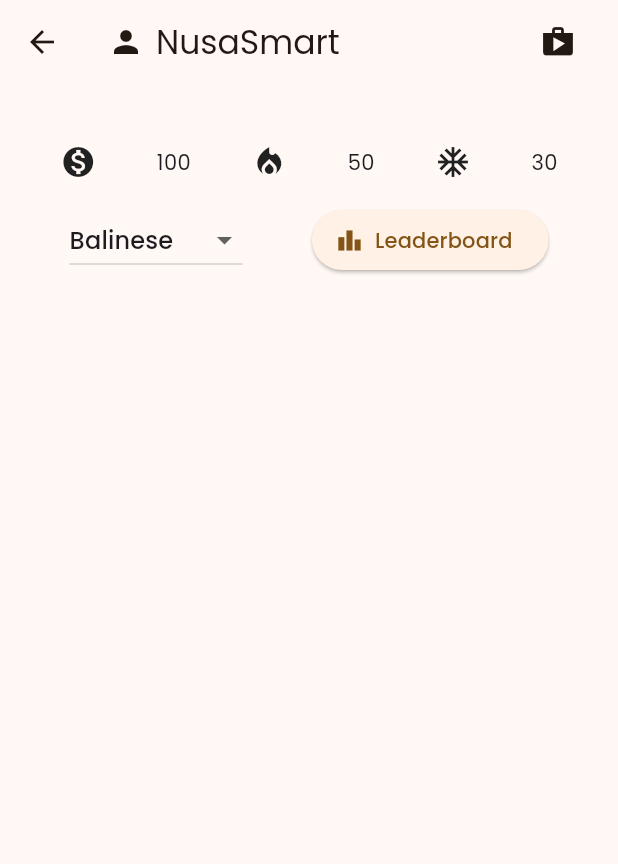
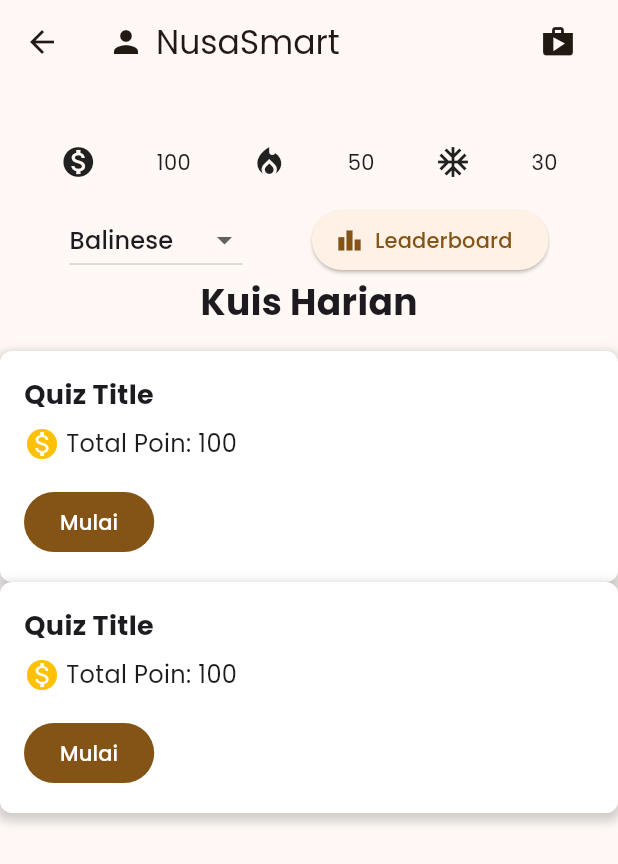
Before and after one commit to kmdavidds/BCCGembira_Nusastra, a Flutter app: the QuizPage screen opened directly, on a phone screen of 412 x 824 dp. Shown: the top 864 px of the screen. Run offline on Flutter 3.47's test engine with Material 3 defaults, Android fonts, the phone set to English and light mode, and no system bars; our stand-ins replace camera, dio, flutter_map, google_fonts, latlong2, speech_to_text; project files that could hold a hidden picture were left out.

```diff
--- a/lib/pages/quiz_page.dart
+++ b/lib/pages/quiz_page.dart
@@ -68,6 +68,95 @@ class _QuizPageState extends State<QuizPage> {
               ),
             ],
           ),
+          const Text(
+            'Kuis Harian',
+            style: TextStyle(fontSize: 24, fontWeight: FontWeight.bold),
+          ),
+          const SizedBox(height: 16),
+          Container(
+            padding: const EdgeInsets.all(16),
+            decoration: BoxDecoration(
+              color: Colors.white,
+              borderRadius: BorderRadius.circular(8),
+              boxShadow: [
+                BoxShadow(
+                  color: Colors.grey.withOpacity(0.5),
+                  spreadRadius: 2,
+                  blurRadius: 5,
+                  offset: const Offset(0, 3),
+                ),
+              ],
+            ),
+            child: Column(
+              crossAxisAlignment: CrossAxisAlignment.start,
+              children: [
+                const Text(
+                  'Quiz Title',
+                  style: TextStyle(fontSize: 18, fontWeight: FontWeight.bold),
+                ),
+                const SizedBox(height: 8),
+                Row(
+                  children: const [
+                    Icon(Icons.monetization_on, color: Colors.amber),
+                    SizedBox(width: 4),
+                    Text(
+                      'Total Poin: 100',
+                      style: TextStyle(fontSize: 16),
+                    ),
+                  ],
+                ),
+                const SizedBox(height: 16),
+                FilledButton(
+                  onPressed: () {
+                    // Handle start quiz button press
+                  },
+                  child: const Text('Mulai'),
+                ),
+              ],
+            ),
+          ),
+          Container(
+            padding: const EdgeInsets.all(16),
+            decoration: BoxDecoration(
+              color: Colors.white,
+              borderRadius: BorderRadius.circular(8),
+              boxShadow: [
+                BoxShadow(
+                  color: Colors.grey.withOpacity(0.5),
+                  spreadRadius: 2,
+                  blurRadius: 5,
+                  offset: const Offset(0, 3),
+                ),
+              ],
+            ),
+            child: Column(
+              crossAxisAlignment: CrossAxisAlignment.start,
+              children: [
+                const Text(
+                  'Quiz Title',
+                  style: TextStyle(fontSize: 18, fontWeight: FontWeight.bold),
+                ),
+                const SizedBox(height: 8),
+                Row(
+                  children: const [
+                    Icon(Icons.monetization_on, color: Colors.amber),
+                    SizedBox(width: 4),
+                    Text(
+                      'Total Poin: 100',
+                      style: TextStyle(fontSize: 16),
+                    ),
+                  ],
+                ),
+                const SizedBox(height: 16),
+                FilledButton(
+                  onPressed: () {
+                    // Handle start quiz button press
+                  },
+                  child: const Text('Mulai'),
+                ),
+              ],
+            ),
+          ),
         ],
       ),
     );
--- a/lib/services/api_service.dart
+++ b/lib/services/api_service.dart
@@ -10,7 +10,7 @@ import 'package:path_provider/path_provider.dart';
 
 class ApiService {
   static const String baseUrl =
-      'https://2699-202-93-245-215.ngrok-free.app/api/v1'; // Replace with your API endpoint
+      'https://87be-202-93-245-215.ngrok-free.app/api/v1'; // Replace with your API endpoint
 
   static String parseError(Map<String, dynamic> json) {
     return switch (json) {
```
Also changed, not shown: lib/pages/home_page.dart (+121 -43 lines), assets/home.png (added), assets/nusafriend.png (added), assets/nusalingo.png (added), assets/nusamaps.png (added), assets/nusasmart.png (added).
